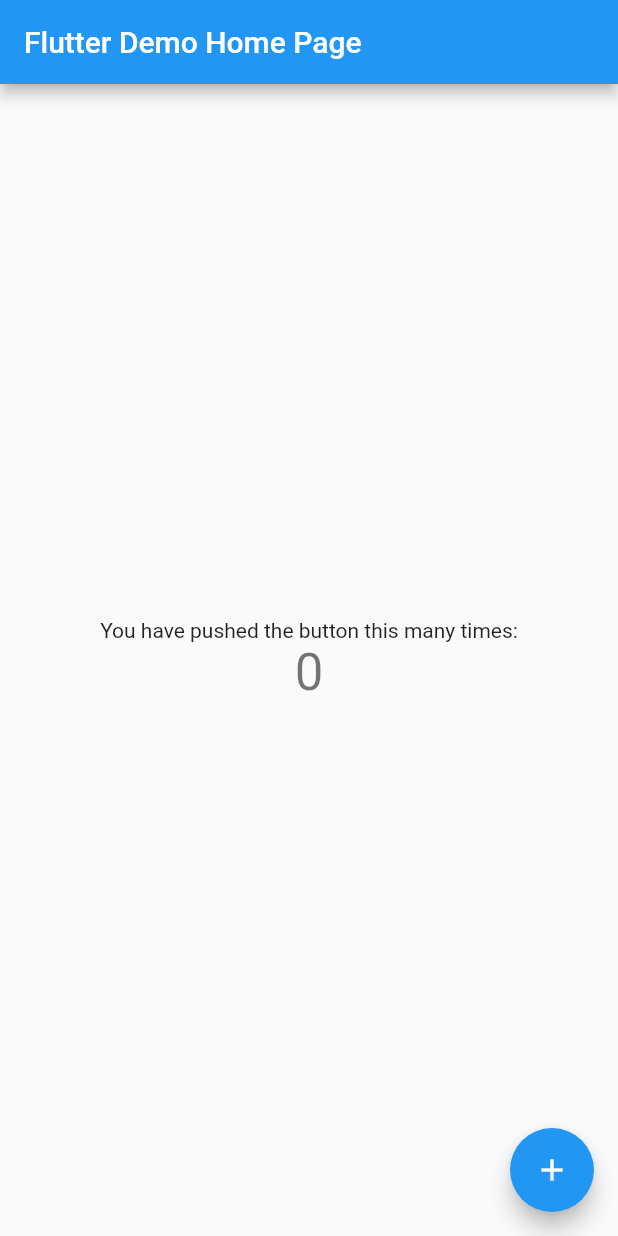
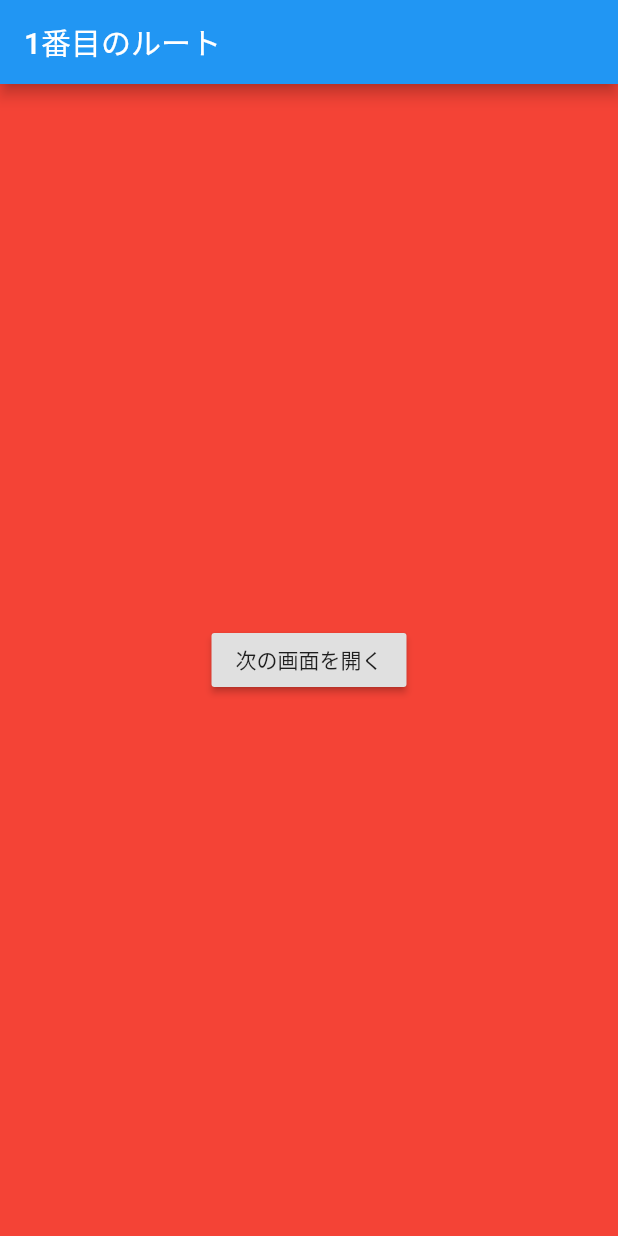
Before and after one commit to pocari/sample3_3, a Flutter app: the screen it shows after launch, on a phone screen of 412 x 824 dp. Run offline on Flutter 3.47's test engine with Material 2 defaults, Android fonts, the phone set to English and light mode, and no system bars.

Commit message:
画面遷移サンプル

```diff
--- a/lib/main.dart
+++ b/lib/main.dart
@@ -1,111 +1,46 @@
 import 'package:flutter/material.dart';
 
-void main() => runApp(MyApp());
+void main() => runApp(MaterialApp(
+      title: 'Navigation test',
+      home: FirstScreen(),
+    ));
 
-class MyApp extends StatelessWidget {
-  // This widget is the root of your application.
+class FirstScreen extends StatelessWidget {
   @override
-  Widget build(BuildContext context) {
-    return MaterialApp(
-      title: 'Flutter Demo',
-      theme: ThemeData(
-        // This is the theme of your application.
-        //
-        // Try running your application with "flutter run". You'll see the
-        // application has a blue toolbar. Then, without quitting the app, try
-        // changing the primarySwatch below to Colors.green and then invoke
-        // "hot reload" (press "r" in the console where you ran "flutter run",
-        // or simply save your changes to "hot reload" in a Flutter IDE).
-        // Notice that the counter didn't reset back to zero; the application
-        // is not restarted.
-        primarySwatch: Colors.blue,
+  Widget build(BuildContext context) => Scaffold(
+        appBar: AppBar(title: Text('1番目のルート')),
+        backgroundColor: Colors.red,
+        body: Center(
+          child: RaisedButton(
+            child: Text('次の画面を開く'),
+            onPressed: () {
+              print("navigate next screen");
+              Navigator.push(
+                  context,
+                  MaterialPageRoute(
+                    builder: (context) => SecondScreen(),
+                  ));
+            },
           ),
-      home: MyHomePage(title: 'Flutter Demo Home Page'),
+        ),
       );
 }
-}
 
-class MyHomePage extends StatefulWidget {
-  MyHomePage({Key key, this.title}) : super(key: key);
-
-  // This widget is the home page of your application. It is stateful, meaning
-  // that it has a State object (defined below) that contains fields that affect
-  // how it looks.
-
-  // This class is the configuration for the state. It holds the values (in this
-  // case the title) provided by the parent (in this case the App widget) and
-  // used by the build method of the State. Fields in a Widget subclass are
-  // always marked "final".
-
-  final String title;
-
+class SecondScreen extends StatelessWidget {
   @override
-  _MyHomePageState createState() => _MyHomePageState();
-}
-
-class _MyHomePageState extends State<MyHomePage> {
-  int _counter = 0;
-
-  void _incrementCounter() {
-    setState(() {
-      // This call to setState tells the Flutter framework that something has
-      // changed in this State, which causes it to rerun the build method below
-      // so that the display can reflect the updated values. If we changed
-      // _counter without calling setState(), then the build method would not be
-      // called again, and so nothing would appear to happen.
-      _counter++;
-    });
-  }
-
-  @override
-  Widget build(BuildContext context) {
-    // This method is rerun every time setState is called, for instance as done
-    // by the _incrementCounter method above.
-    //
-    // The Flutter framework has been optimized to make rerunning build methods
-    // fast, so that you can just rebuild anything that needs updating rather
-    // than having to individually change instances of widgets.
-    return Scaffold(
-      appBar: AppBar(
-        // Here we take the value from the MyHomePage object that was created by
-        // the App.build method, and use it to set our appbar title.
-        title: Text(widget.title),
-      ),
+  Widget build(BuildContext context) => Scaffold(
+        appBar: AppBar(title: Text('2番目のルート')),
+        backgroundColor: Colors.blue,
         body: Center(
-        // Center is a layout widget. It takes a single child and positions it
-        // in the middle of the parent.
-        child: Column(
-          // Column is also a layout widget. It takes a list of children and
-          // arranges them vertically. By default, it sizes itself to fit its
-          // children horizontally, and tries to be as tall as its parent.
-          //
-          // Invoke "debug painting" (press "p" in the console, choose the
-          // "Toggle Debug Paint" action from the Flutter Inspector in Android
-          // Studio, or the "Toggle Debug Paint" command in Visual Studio Code)
-          // to see the wireframe for each widget.
-          //
-          // Column has various properties to control how it sizes itself and
-          // how it positions its children. Here we use mainAxisAlignment to
-          // center the children vertically; the main axis here is the vertical
-          // axis because Columns are vertical (the cross axis would be
-          // horizontal).
-          mainAxisAlignment: MainAxisAlignment.center,
-          children: <Widget>[
-            Text(
-              'You have pushed the button this many times:',
-            ),
-            Text(
-              '$_counter',
-              style: Theme.of(context).textTheme.display1,
-            ),
-          ],
+          child: RaisedButton(
+            child: Text('前の画面へ戻る'),
+            onPressed: () {
+              print("navigate previous screen");
+              Navigator.pop(
+                context,
+              );
+            },
           ),
         ),
-      floatingActionButton: FloatingActionButton(
-        onPressed: _incrementCounter,
-        tooltip: 'Increment',
-        child: Icon(Icons.add),
-      ), // This trailing comma makes auto-formatting nicer for build methods.
       );
 }
-}
```
Lines whose indentation alone changed are shown as unchanged.
